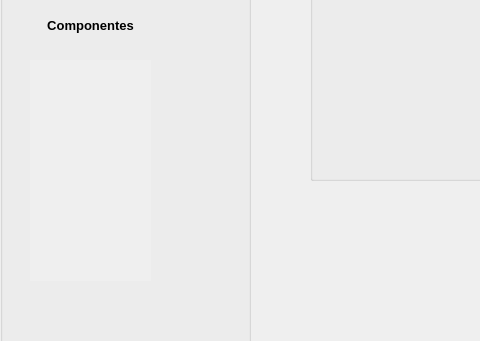
Qt form GUI.ui (Neoale99/IPC2_Proyecto2_202004750) before a commit; both pictures show x 0 to 480 and y 119 to 460 of the 665 by 600 pixel window.
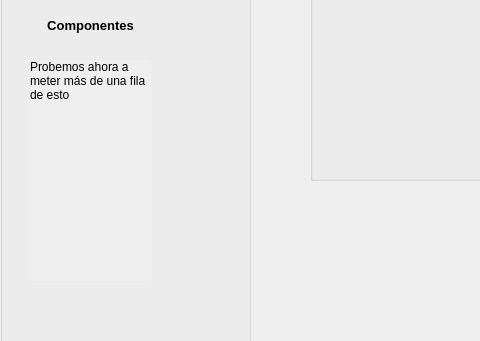
The same form after that commit. Icons and pictures are not drawn.

```diff
--- a/GUI.ui
+++ b/GUI.ui
@@ -24,7 +24,7 @@
      </rect>
     </property>
     <property name="autoFillBackground">
-     <bool>true</bool>
+     <bool>false</bool>
     </property>
     <property name="styleSheet">
      <string notr="true">background-image: url(:/newPrefix/fondo.jpg);</string>
@@ -32,6 +32,9 @@
     <property name="text">
      <string/>
     </property>
+    <property name="wordWrap">
+     <bool>true</bool>
+    </property>
    </widget>
    <widget class="QLabel" name="label_2">
     <property name="geometry">
@@ -180,11 +183,17 @@
       <bool>true</bool>
      </property>
      <property name="text">
-      <string/>
+      <string>Probemos ahora a meter más de una fila de esto</string>
+     </property>
+     <property name="scaledContents">
+      <bool>true</bool>
      </property>
      <property name="alignment">
       <set>Qt::AlignLeading|Qt::AlignLeft|Qt::AlignTop</set>
      </property>
+     <property name="wordWrap">
+      <bool>true</bool>
+     </property>
     </widget>
     <widget class="QPushButton" name="pushButton">
      <property name="geometry">
```
